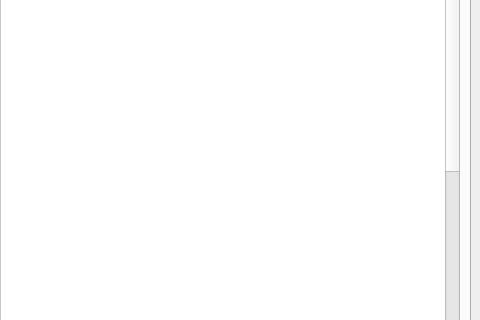
First picture: the form in mainwindow.ui, repository crocomo83/OgameHelper, before the edit; both pictures show x 320 to 800 and y 134 to 454 of the 800 by 600 pixel window.
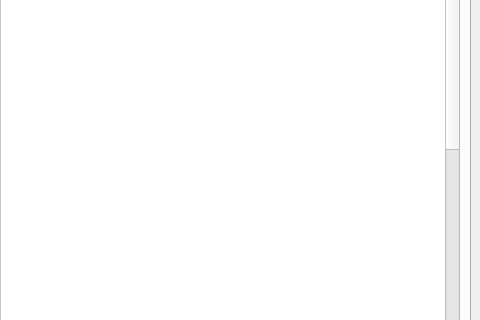
Second picture: the form after the edit.

What changed in the file:
```diff
--- a/mainwindow.ui
+++ b/mainwindow.ui
@@ -387,7 +387,7 @@
              <bool>true</bool>
             </property>
             <property name="rowCount">
-             <number>35</number>
+             <number>39</number>
             </property>
             <property name="columnCount">
              <number>3</number>
@@ -436,6 +436,10 @@
             <row/>
             <row/>
             <row/>
+            <row/>
+            <row/>
+            <row/>
+            <row/>
             <column/>
             <column/>
             <column/>
```
